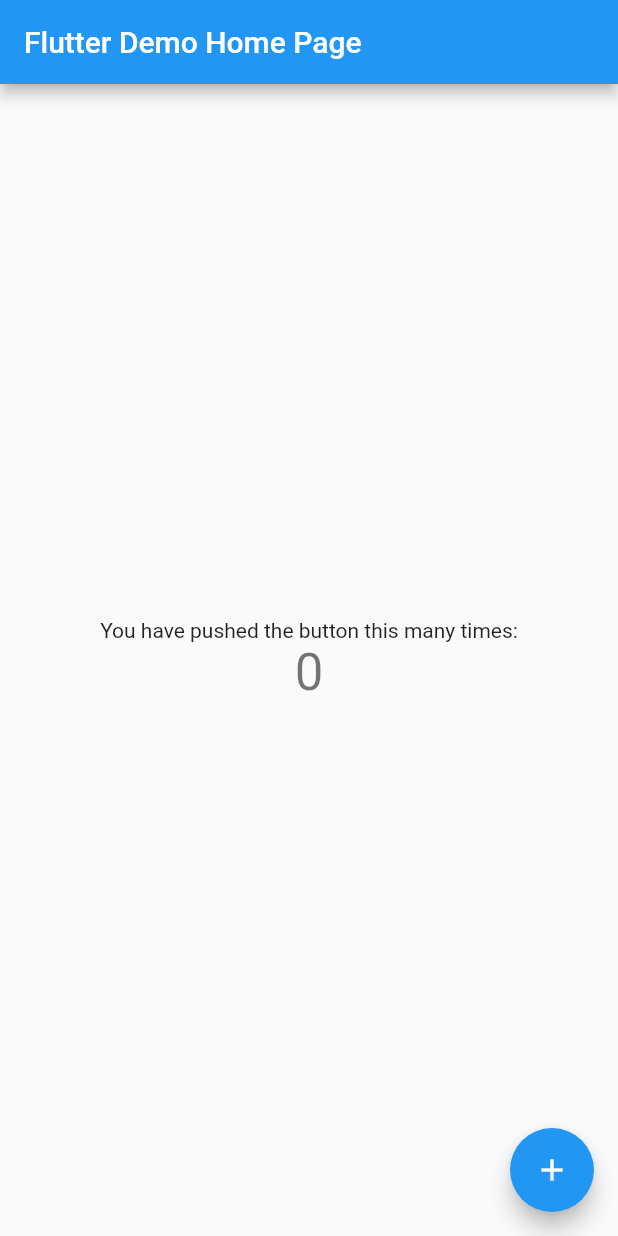
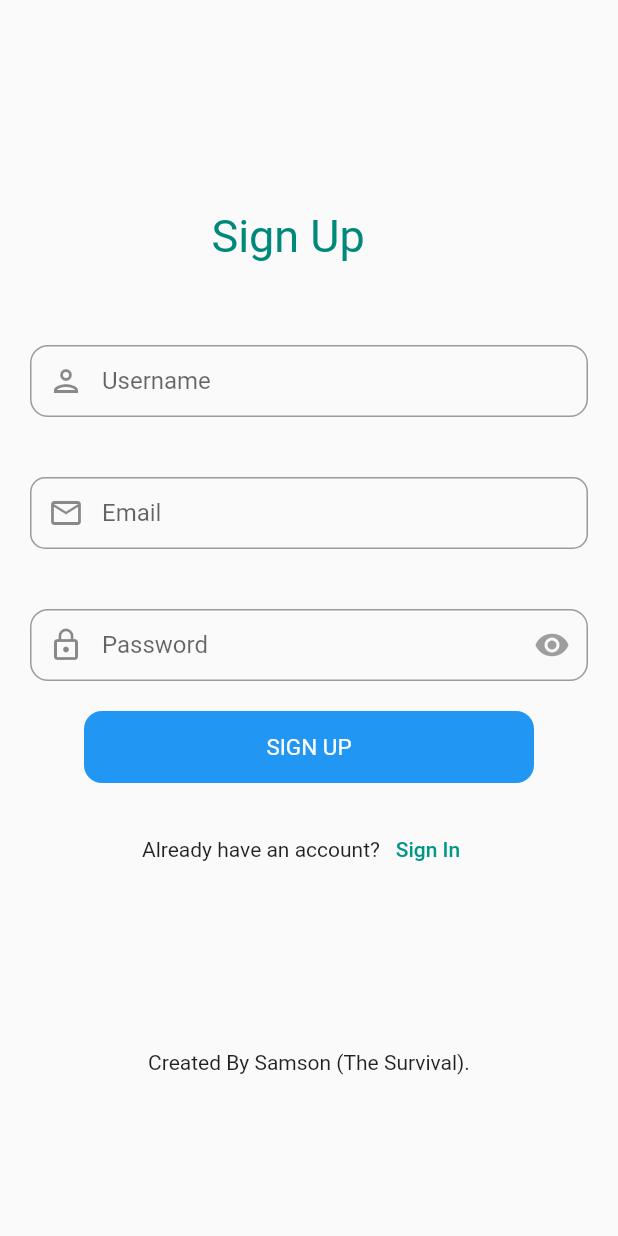
Before and after one commit to Mr-Brainy/portfolio, a Flutter app: the screen it shows after launch, on a phone screen of 412 x 824 dp. Run offline on Flutter 3.47's test engine with Material 2 defaults, Android fonts, the phone set to English and light mode, and no system bars.

Commit message:
A sign up and sign in
this is just a test sign up UI using dart and Flutter.

```diff
--- /dev/null
+++ b/lib/firstpage/register.dart
@@ -0,0 +1,150 @@
+import 'package:customer/secondpage/login.dart';
+import 'package:flutter/material.dart';
+
+class RegisterPage extends StatefulWidget {
+  const RegisterPage({super.key});
+
+  @override
+  State<RegisterPage> createState() => _RegisterPageState();
+}
+
+class _RegisterPageState extends State<RegisterPage> {
+  bool _showPassword = false;
+  @override
+  Widget build(BuildContext context) {
+    return Scaffold(
+      body: SingleChildScrollView(
+        child: Column(
+          children: <Widget>[
+            Padding(
+              padding: const EdgeInsets.only(
+                top: 60,
+              ),
+              child: Center(
+                child: Container(
+                  padding: const EdgeInsets.only(top: 80),
+                  height: 150,
+                  width: 130,
+                  child: Text(
+                    'Sign Up',
+                    style: TextStyle(
+                      fontSize: 30,
+                      fontWeight: FontWeight.w400,
+                      color: Colors.teal[600],
+                    ),
+                  ),
+                ),
+              ),
+            ),
+            Padding(
+              padding: const EdgeInsets.all(20),
+              child: TextField(
+                decoration: InputDecoration(
+                    contentPadding: const EdgeInsets.all(10),
+                    prefixIcon: const Icon(Icons.person_outlined),
+                    fillColor: Colors.grey,
+                    border: OutlineInputBorder(
+                      borderRadius: BorderRadius.circular(12),
+                    ),
+                    labelText: 'Username',
+                    hintText: 'Enter Your name'),
+              ),
+            ),
+            Padding(
+              padding: const EdgeInsets.all(20),
+              child: TextField(
+                decoration: InputDecoration(
+                    prefixIcon: const Icon(Icons.email_outlined),
+                    border: OutlineInputBorder(
+                      borderRadius: BorderRadius.circular(10),
+                    ),
+                    contentPadding: const EdgeInsets.all(12),
+                    labelText: 'Email',
+                    hintText: 'Enter a valid email id eg abc@gmail.com'),
+              ),
+            ),
+            Padding(
+              padding: const EdgeInsets.all(20),
+              child: TextField(
+                // ignore: unnecessary_this
+                obscureText: !this._showPassword,
+                decoration: InputDecoration(
+                  prefixIcon: const Icon(Icons.lock_outline),
+                  contentPadding: const EdgeInsets.all(12),
+                  suffixIcon: IconButton(
+                    icon: Icon(
+                      Icons.remove_red_eye,
+                      // ignore: unnecessary_this
+                      color: this._showPassword ? Colors.blue : Colors.grey,
+                    ),
+                    onPressed: () {
+                      setState(() {
+                        // ignore: unnecessary_this
+                        this._showPassword = !_showPassword;
+                      });
+                    },
+                  ),
+                  border: OutlineInputBorder(
+                    borderRadius: BorderRadius.circular(12),
+                  ),
+                  labelText: 'Password',
+                  hintText: 'Enter a secure password',
+                ),
+              ),
+            ),
+            Container(
+              width: 300,
+              decoration: BoxDecoration(
+                color: Colors.blue,
+                borderRadius: BorderRadius.circular(12),
+              ),
+              child: TextButton(
+                onPressed: () {},
+                child: const Text(
+                  'SIGN UP',
+                  style: TextStyle(
+                    color: Colors.white,
+                    fontSize: 15,
+                    fontWeight: FontWeight.w400,
+                  ),
+                ),
+              ),
+            ),
+            const SizedBox(
+              height: 20,
+            ),
+            Row(
+              mainAxisAlignment: MainAxisAlignment.center,
+              children: [
+                const SizedBox(
+                  child: Text('Already have an account?'),
+                ),
+                TextButton(
+                  onPressed: () {
+                    Navigator.push(
+                      context,
+                      MaterialPageRoute(builder: (BuildContext context) {
+                        return const LoginPage();
+                      }),
+                    );
+                  },
+                  child: const Text(
+                    'Sign In',
+                    style: TextStyle(
+                      fontSize: 14,
+                      color: Colors.teal,
+                    ),
+                  ),
+                ),
+              ],
+            ),
+            const SizedBox(
+              height: 110,
+            ),
+            const Text('Created By Samson (The Survival).'),
+          ],
+        ),
+      ),
+    );
+  }
+}
--- a/lib/main.dart
+++ b/lib/main.dart
@@ -1,4 +1,5 @@
 import 'package:flutter/material.dart';
+import 'package:customer/firstpage/register.dart';
 
 void main() {
   runApp(const MyApp());
@@ -10,104 +11,12 @@ class MyApp extends StatelessWidget {
   @override
   Widget build(BuildContext context) {
     return MaterialApp(
-      title: 'Flutter Demo',
+      debugShowCheckedModeBanner: false,
+      title: 'Flutter',
       theme: ThemeData(
-        // This is the theme of your application.
-        // Try running your application with "flutter run". You'll see the
-        // application has a blue toolbar. Then, without quitting the app, try
-        // changing the primarySwatch below to Colors.green and then invoke
-        // "hot reload" (press "r" in the console where you ran "flutter run",
-        // or simply save your changes to "hot reload" in a Flutter IDE).
-        // Notice that the counter didn't reset back to zero; the application
-        // is not restarted.
         primarySwatch: Colors.blue,
       ),
-      home: const MyHomePage(title: 'Flutter Demo Home Page'),
+      home: const RegisterPage(),
     );
   }
 }
-
-class MyHomePage extends StatefulWidget {
-  const MyHomePage({super.key, required this.title});
-
-  // This widget is the home page of your application. It is stateful, meaning
-  // that it has a State object (defined below) that contains fields that affect
-  // how it looks.
-
-  // This class is the configuration for the state. It holds the values (in this
-  // case the title) provided by the parent (in this case the App widget) and
-  // used by the build method of the State. Fields in a Widget subclass are
-  // always marked "final".
-
-  final String title;
-
-  @override
-  State<MyHomePage> createState() => _MyHomePageState();
-}
-
-class _MyHomePageState extends State<MyHomePage> {
-  int _counter = 0;
-
-  void _incrementCounter() {
-    setState(() {
-      // This call to setState tells the Flutter framework that something has
-      // changed in this State, which causes it to rerun the build method below
-      // so that the display can reflect the updated values. If we changed
-      // _counter without calling setState(), then the build method would not be
-      // called again, and so nothing would appear to happen.
-      _counter++;
-    });
-  }
-
-  @override
-  Widget build(BuildContext context) {
-    // This method is rerun every time setState is called, for instance as done
-    // by the _incrementCounter method above.
-    //
-    // The Flutter framework has been optimized to make rerunning build methods
-    // fast, so that you can just rebuild anything that needs updating rather
-    // than having to individually change instances of widgets.
-    return Scaffold(
-      appBar: AppBar(
-        // Here we take the value from the MyHomePage object that was created by
-        // the App.build method, and use it to set our appbar title.
-        title: Text(widget.title),
-      ),
-      body: Center(
-        // Center is a layout widget. It takes a single child and positions it
-        // in the middle of the parent.
-        child: Column(
-          // Column is also a layout widget. It takes a list of children and
-          // arranges them vertically. By default, it sizes itself to fit its
-          // children horizontally, and tries to be as tall as its parent.
-          //
-          // Invoke "debug painting" (press "p" in the console, choose the
-          // "Toggle Debug Paint" action from the Flutter Inspector in Android
-          // Studio, or the "Toggle Debug Paint" command in Visual Studio Code)
-          // to see the wireframe for each widget.
-          //
-          // Column has various properties to control how it sizes itself and
-          // how it positions its children. Here we use mainAxisAlignment to
-          // center the children vertically; the main axis here is the vertical
-          // axis because Columns are vertical (the cross axis would be
-          // horizontal).
-          mainAxisAlignment: MainAxisAlignment.center,
-          children: <Widget>[
-            const Text(
-              'You have pushed the button this many times:',
-            ),
-            Text(
-              '$_counter',
-              style: Theme.of(context).textTheme.headline4,
-            ),
-          ],
-        ),
-      ),
-      floatingActionButton: FloatingActionButton(
-        onPressed: _incrementCounter,
-        tooltip: 'Increment',
-        child: const Icon(Icons.add),
-      ), // This trailing comma makes auto-formatting nicer for build methods.
-    );
-  }
-}
```
Also changed, not shown: lib/secondpage/login.dart (added, +130 -0 lines).
